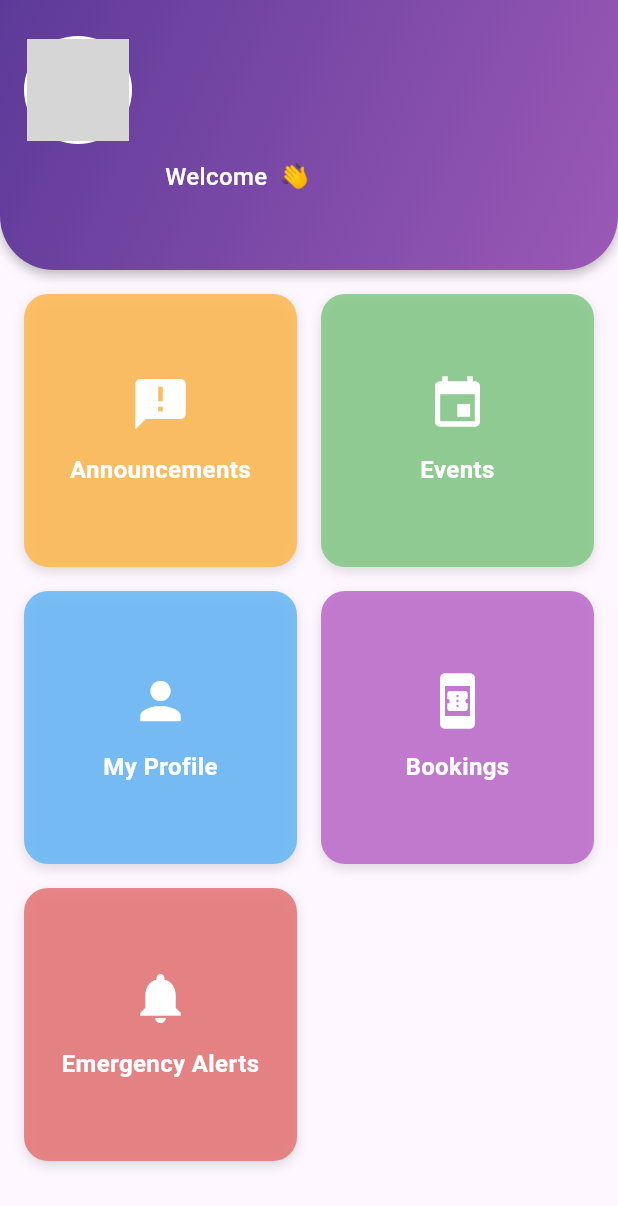
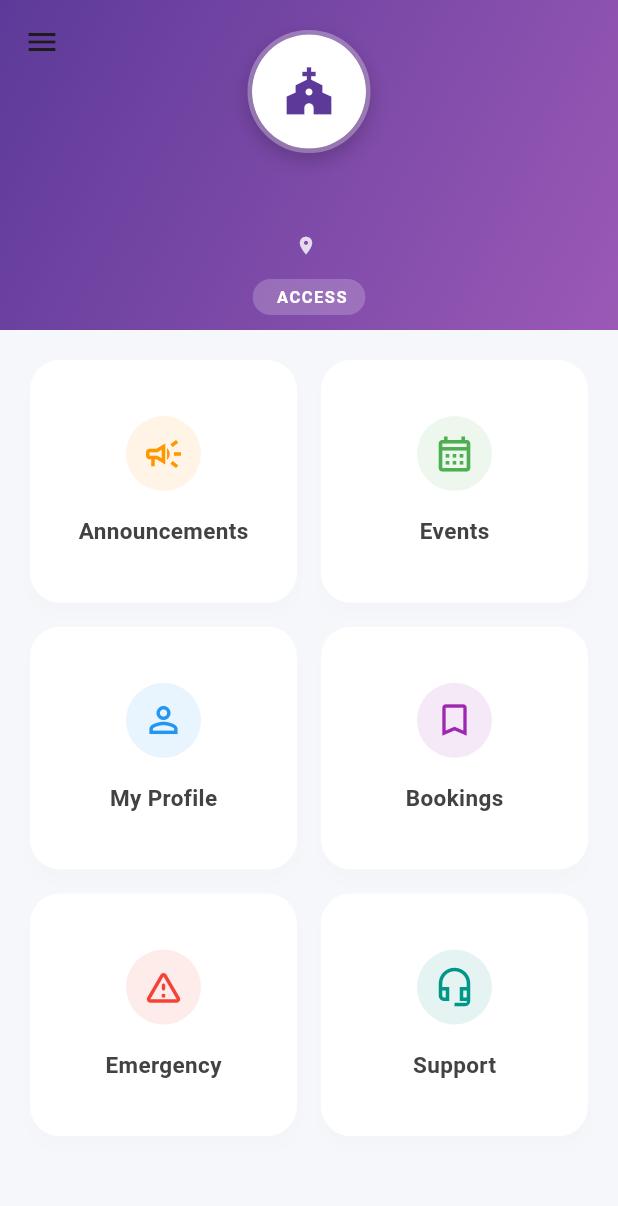
Before and after one commit to AbhaiSankarPR/Sacred_Space, a Flutter app: the MemberDashboard screen opened by its route, on a phone screen of 412 x 824 dp. Shown: the top 1206 px of the screen. Run offline on Flutter 3.47's test engine with Material 3 defaults, Android fonts, the phone set to English and light mode, and no system bars; accounts and stored records are empty; grey boxes are pictures that could not be loaded.

Commit message:
updated appdrawer and dashboard

```diff
--- a/lib/dashboard/member_dashboard.dart
+++ b/lib/dashboard/member_dashboard.dart
@@ -1,148 +1,252 @@
 import 'package:flutter/material.dart';
-import '../core/routes.dart';
-import '../auth/auth_service.dart';
-import '../widgets/app_drawer.dart';
+import 'package:flutter/services.dart';
+
+// --- YOUR ORIGINAL IMPORTS ---
+import '../core/routes.dart';       // Ensure this matches your Routes file location
+import '../auth/auth_service.dart'; // Ensure this matches your AuthService location
+import '../widgets/app_drawer.dart'; // Ensure this matches your AppDrawer location
 
 class MemberDashboard extends StatelessWidget {
-  final User user;
-
-  const MemberDashboard({super.key, required this.user});
+  // 1. Remove the constructor argument. We fetch data inside build() now.
+  const MemberDashboard({super.key});
 
   @override
   Widget build(BuildContext context) {
-    final themeGradientStart = Color(0xFF5D3A99); // deep purple
-    final themeGradientEnd = Color(0xFF9B59B6);   // lighter purple
+    // 2. Fetch the user here. This prevents the "null check" crash on startup.
+    final user = AuthService().currentUser;
 
+    // 3. Safety Check: If user is missing (e.g. app restart), redirect to login.
+    if (user == null) {
+      Future.microtask(() => Navigator.pushReplacementNamed(context, Routes.login));
+      return const Scaffold(body: Center(child: CircularProgressIndicator()));
+    }
+
+    // 4. The UI implementation using the 'user' variable we just fetched.
     return Scaffold(
+      backgroundColor: const Color(0xFFF5F7FA),
       drawer: AppDrawer(user: user),
-      body: SafeArea(
-        child: Column(
-          children: [
-            // --- CUSTOM HEADER ---
-            Container(
-              width: double.infinity,
-              height: 180,
-              decoration: BoxDecoration(
+      body: CustomScrollView(
+        physics: const BouncingScrollPhysics(),
+        slivers: [
+          _buildSliverAppBar(context, user),
+          _buildMenuGrid(context),
+          const SliverToBoxAdapter(child: SizedBox(height: 30)),
+        ],
+      ),
+    );
+  }
+
+  Widget _buildSliverAppBar(BuildContext context, var user) {
+    return SliverAppBar(
+      expandedHeight: 220.0,
+      floating: false,
+      pinned: true,
+      backgroundColor: const Color(0xFF5D3A99),
+      elevation: 0,
+      systemOverlayStyle: SystemUiOverlayStyle.light,
+      flexibleSpace: FlexibleSpaceBar(
+        background: Container(
+          decoration: const BoxDecoration(
             gradient: LinearGradient(
-                  colors: [themeGradientStart, themeGradientEnd],
+              colors: [Color(0xFF5D3A99), Color(0xFF9B59B6)],
               begin: Alignment.topLeft,
               end: Alignment.bottomRight,
             ),
-                borderRadius: const BorderRadius.only(
-                  bottomLeft: Radius.circular(36),
-                  bottomRight: Radius.circular(36),
           ),
+          child: SafeArea(
+            child: Padding(
+              padding: const EdgeInsets.symmetric(horizontal: 24.0),
+              child: Column(
+                mainAxisAlignment: MainAxisAlignment.center,
+                children: [
+                  const SizedBox(height: 10),
+                  // Avatar with Glow
+                  Container(
+                    decoration: BoxDecoration(
+                      shape: BoxShape.circle,
+                      border: Border.all(color: Colors.white.withOpacity(0.3), width: 3),
                       boxShadow: [
                         BoxShadow(
-                    color: Colors.black26,
-                    blurRadius: 6,
-                    offset: const Offset(0, 3),
+                          color: Colors.black.withOpacity(0.2),
+                          blurRadius: 10,
+                          offset: const Offset(0, 5),
                         ),
                       ],
                     ),
-              child: Stack(
-                children: [
-                  Positioned(
-                    top: 24,
-                    left: 16,
                     child: CircleAvatar(
-                      radius: 36,
+                      radius: 38,
                       backgroundColor: Colors.white,
-                      child: user.logoUrl != null
-                          ? ClipOval(
-                              child: Image.network(
-                                user.logoUrl!,
-                                width: 68,
-                                height: 68,
-                                fit: BoxFit.cover,
-                              ),
-                            )
-                          : const Icon(Icons.church, color: Color(0xFF5D3A99), size: 36),
+                      // Handling potential null logoUrl safely
+                      backgroundImage: (user.logoUrl != null && user.logoUrl!.isNotEmpty)
+                          ? NetworkImage(user.logoUrl!)
+                          : null,
+                      child: (user.logoUrl == null || user.logoUrl!.isEmpty)
+                          ? const Icon(Icons.church, color: Color(0xFF5D3A99), size: 36)
+                          : null,
                     ),
                   ),
-                  Positioned(
-                    top: 40,
-                    left: 110,
-                    right: 16,
-                    child: Column(
-                      crossAxisAlignment: CrossAxisAlignment.start,
-                      children: [
+                  const SizedBox(height: 16),
                   Text(
                     user.churchName,
+                    textAlign: TextAlign.center,
                     style: const TextStyle(
-                            fontSize: 20,
+                      fontSize: 22,
                       fontWeight: FontWeight.bold,
                       color: Colors.white,
+                      letterSpacing: 0.5,
                     ),
                   ),
                   const SizedBox(height: 4),
+                  Row(
+                    mainAxisAlignment: MainAxisAlignment.center,
+                    children: [
+                      Icon(Icons.location_on, size: 14, color: Colors.white.withOpacity(0.8)),
+                      const SizedBox(width: 4),
                       Text(
                         user.location,
-                          style: const TextStyle(
+                        style: TextStyle(
                           fontSize: 14,
-                            color: Colors.white70,
+                          color: Colors.white.withOpacity(0.9),
                         ),
                       ),
+                    ],
+                  ),
                   const SizedBox(height: 12),
-                        Text(
-                          'Welcome ${user.role.toUpperCase()} 👋',
+                  Container(
+                    padding: const EdgeInsets.symmetric(horizontal: 12, vertical: 4),
+                    decoration: BoxDecoration(
+                      color: Colors.white.withOpacity(0.2),
+                      borderRadius: BorderRadius.circular(20),
+                    ),
+                    child: Text(
+                      '${user.role.toUpperCase()} ACCESS',
                       style: const TextStyle(
-                            fontSize: 16,
-                            fontWeight: FontWeight.w500,
+                        fontSize: 11,
+                        fontWeight: FontWeight.w600,
                         color: Colors.white,
+                        letterSpacing: 1,
+                      ),
                     ),
                   ),
                 ],
               ),
             ),
-                ],
           ),
         ),
+      ),
+    );
+  }
 
-            const SizedBox(height: 16),
-
-            // --- DASHBOARD GRID (unchanged) ---
-            Expanded(
-              child: Padding(
-                padding: const EdgeInsets.symmetric(horizontal: 16),
-                child: GridView.count(
+  Widget _buildMenuGrid(BuildContext context) {
+    return SliverPadding(
+      padding: const EdgeInsets.all(20),
+      sliver: SliverGrid.count(
         crossAxisCount: 2,
         crossAxisSpacing: 16,
         mainAxisSpacing: 16,
+        childAspectRatio: 1.1,
         children: [
-                    _DashboardCard(
-                      icon: Icons.announcement,
+          _DashboardMenuItem(
             title: 'Announcements',
-                      color: Colors.orange.shade300,
+            icon: Icons.campaign_outlined,
+            color: Colors.orange,
             onTap: () => Navigator.pushNamed(context, Routes.announcements),
           ),
-                    _DashboardCard(
-                      icon: Icons.event,
+          _DashboardMenuItem(
             title: 'Events',
-                      color: Colors.green.shade300,
-                      onTap: () => ScaffoldMessenger.of(context)
-                          .showSnackBar(const SnackBar(content: Text('Events coming soon!'))),
+            icon: Icons.calendar_month_outlined,
+            color: Colors.green,
+            onTap: () {
+               ScaffoldMessenger.of(context).showSnackBar(
+                  const SnackBar(content: Text('Events coming soon!'))
+               );
+            },
           ),
-                    _DashboardCard(
-                      icon: Icons.person,
+          _DashboardMenuItem(
             title: 'My Profile',
-                      color: Colors.blue.shade300,
+            icon: Icons.person_outline,
+            color: Colors.blue,
             onTap: () => Navigator.pushNamed(context, Routes.profile),
           ),
-                    _DashboardCard(
-                      icon: Icons.book_online,
+          _DashboardMenuItem(
             title: 'Bookings',
-                      color: Colors.purple.shade300,
+            icon: Icons.bookmark_border,
+            color: Colors.purple,
             onTap: () => Navigator.pushNamed(context, Routes.bookings),
           ),
-                    _DashboardCard(
-                      icon: Icons.notifications,
-                      title: 'Emergency Alerts',
-                      color: Colors.red.shade300,
+          _DashboardMenuItem(
+            title: 'Emergency',
+            icon: Icons.warning_amber_rounded,
+            color: Colors.red,
+            isAlert: true,
             onTap: () => Navigator.pushNamed(context, Routes.emergency),
+          ),
+          _DashboardMenuItem(
+            title: 'Support',
+            icon: Icons.headset_mic_outlined,
+            color: Colors.teal,
+            onTap: () {
+               ScaffoldMessenger.of(context).showSnackBar(
+                  const SnackBar(content: Text('Support coming soon!'))
+               );
+            },
           ),
         ],
       ),
+    );
+  }
+}
+
+class _DashboardMenuItem extends StatelessWidget {
+  final String title;
+  final IconData icon;
+  final Color color;
+  final VoidCallback onTap;
+  final bool isAlert;
+
+  const _DashboardMenuItem({
+    required this.title,
+    required this.icon,
+    required this.color,
+    required this.onTap,
+    this.isAlert = false,
+  });
+
+  @override
+  Widget build(BuildContext context) {
+    return Material(
+      color: Colors.white,
+      elevation: 4,
+      shadowColor: Colors.black.withOpacity(0.05),
+      borderRadius: BorderRadius.circular(20),
+      child: InkWell(
+        onTap: onTap,
+        borderRadius: BorderRadius.circular(20),
+        splashColor: color.withOpacity(0.1),
+        highlightColor: color.withOpacity(0.05),
+        child: Column(
+          mainAxisAlignment: MainAxisAlignment.center,
+          children: [
+            Container(
+              height: 50,
+              width: 50,
+              decoration: BoxDecoration(
+                color: color.withOpacity(0.1),
+                shape: BoxShape.circle,
+              ),
+              child: Icon(
+                icon,
+                color: color,
+                size: 28,
+              ),
+            ),
+            const SizedBox(height: 16),
+            Text(
+              title,
+              style: TextStyle(
+                fontSize: 15,
+                fontWeight: FontWeight.w600,
+                color: Colors.grey[800],
               ),
             ),
           ],
@@ -151,55 +255,3 @@ class MemberDashboard extends StatelessWidget {
     );
   }
 }
-
-class _DashboardCard extends StatelessWidget {
-  final IconData icon;
-  final String title;
-  final Color color;
-  final VoidCallback onTap;
-
-  const _DashboardCard({
-    required this.icon,
-    required this.title,
-    required this.color,
-    required this.onTap,
-  });
-
-  @override
-  Widget build(BuildContext context) {
-    return InkWell(
-      onTap: onTap,
-      borderRadius: BorderRadius.circular(16),
-      child: Container(
-        decoration: BoxDecoration(
-          color: color.withOpacity(0.85),
-          borderRadius: BorderRadius.circular(16),
-          boxShadow: [
-            BoxShadow(
-              color: Colors.black12,
-              blurRadius: 6,
-              offset: const Offset(0, 3),
-            ),
-          ],
-        ),
-        padding: const EdgeInsets.all(16),
-        child: Column(
-          mainAxisAlignment: MainAxisAlignment.center,
-          children: [
-            Icon(icon, size: 40, color: Colors.white),
-            const SizedBox(height: 12),
-            Text(
-              title,
-              style: const TextStyle(
-                fontSize: 16,
-                fontWeight: FontWeight.bold,
-                color: Colors.white,
-              ),
-              textAlign: TextAlign.center,
-            ),
-          ],
-        ),
-      ),
-    );
-  }
-}
--- a/pubspec.yaml
+++ b/pubspec.yaml
@@ -32,7 +32,7 @@ dependencies:
     sdk: flutter
   http: ^1.2.0
   shared_preferences: ^2.2.2
-
+  intl: ^0.19.0
 
   # The following adds the Cupertino Icons font to your application.
   # Use with the CupertinoIcons class for iOS style icons.
```
Also changed, not shown: lib/widgets/app_drawer.dart (+198 -60 lines), pubspec.lock. Lines whose indentation alone changed are shown as unchanged.
